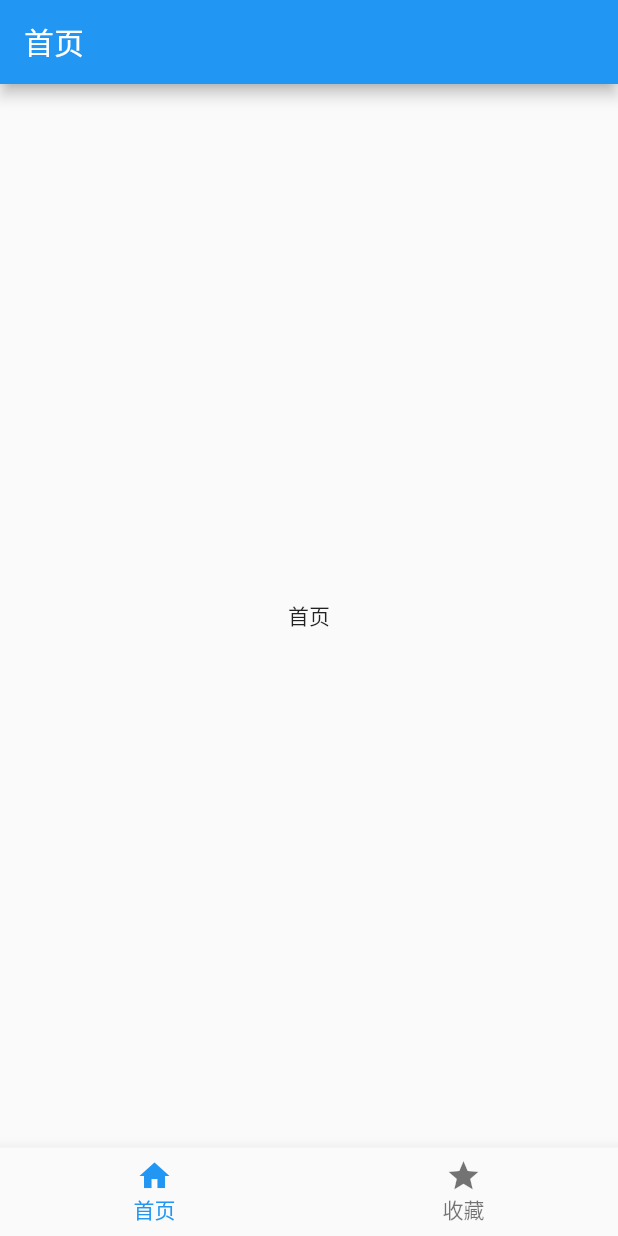
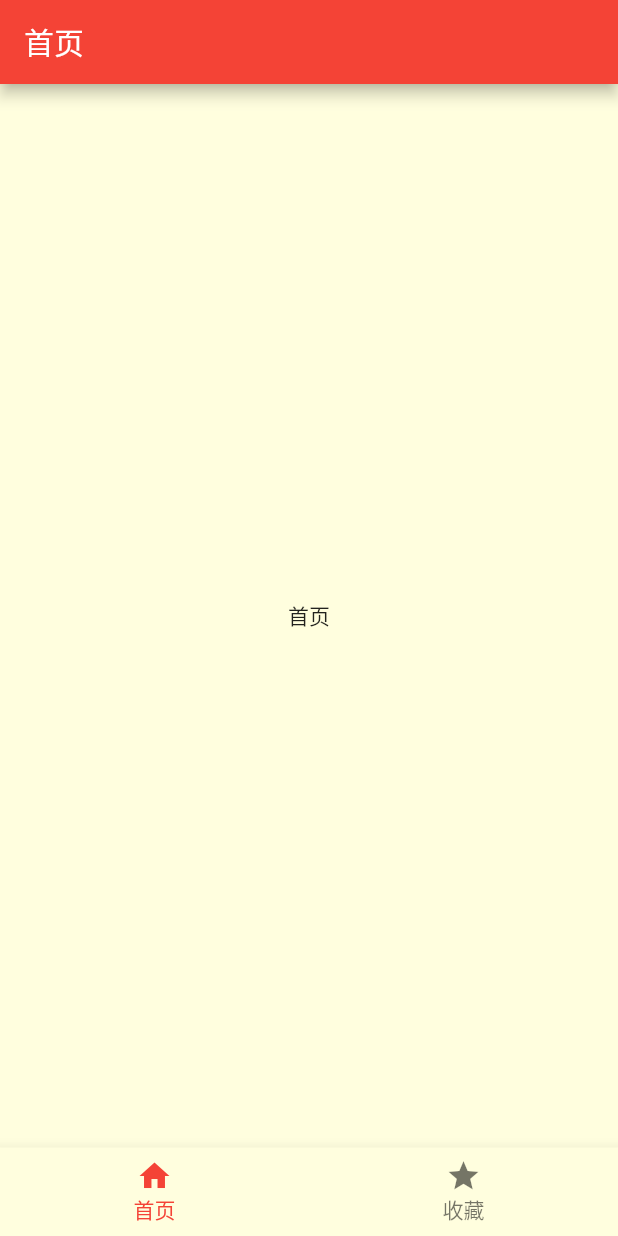
Before and after one commit to BlacksSky/favoriteCate-flutter, a Flutter app: the screen it shows after launch, on a phone screen of 412 x 824 dp. Run offline on Flutter 3.47's test engine with Material 2 defaults, Android fonts, the phone set to English and light mode, and no system bars.

Commit message:
设置主题色

```diff
--- a/lib/main.dart
+++ b/lib/main.dart
@@ -1,6 +1,7 @@
 import 'package:flutter/material.dart';
-import 'module/ui/main/main.dart';
-import 'module/core/router/router.dart';
+import 'module/main/main.dart';
+import 'core/router/router.dart';
+import 'shared/app_theme.dart';
 
 void main() {
   runApp(MyApp());
@@ -12,11 +13,8 @@ class MyApp extends StatelessWidget {
   Widget build(BuildContext context) {
     return MaterialApp(
       title: 'Flutter Demo',
-      theme: ThemeData(
-        primarySwatch: Colors.blue,
-        visualDensity: VisualDensity.adaptivePlatformDensity,
-      ),
-      // home: MyHomePage(title: 'Flutter Demo Home Page'),
+      theme: ZYAppTheme.defaultThemeData,
+      darkTheme: ZYAppTheme.darkTheme,
       initialRoute: ZYRouter.initialRoute,
       routes: ZYRouter.routes,
     );
--- /dev/null
+++ b/lib/shared/app_theme.dart
@@ -0,0 +1,35 @@
+import 'package:flutter/material.dart';
+
+class ZYAppTheme {
+  static final double bodyFontSize = 14;
+  static const double smallFontSize = 16;
+  static const double normalFontSize = 20;
+  static const double largeFontSize = 24;
+
+  static final Color normalTextColors = Colors.red;
+
+  static final ThemeData defaultThemeData = ThemeData(
+    primarySwatch: normalTextColors,
+    canvasColor: Color.fromRGBO(255, 254, 222, 1),
+    textTheme: TextTheme(
+      body1: TextStyle(fontSize: bodyFontSize),
+      display1: TextStyle(fontSize: smallFontSize),
+      display2: TextStyle(fontSize: normalFontSize),
+      display3: TextStyle(fontSize: largeFontSize),
+    ),
+  );
+
+
+  static final Color darkTextColors = Colors.grey;
+
+    static final ThemeData darkTheme = ThemeData(
+    primarySwatch: darkTextColors,
+    canvasColor: Color.fromRGBO(255, 254, 222, 1),
+    textTheme: TextTheme(
+      body1: TextStyle(fontSize: bodyFontSize),
+      display1: TextStyle(fontSize: smallFontSize),
+      display2: TextStyle(fontSize: normalFontSize),
+      display3: TextStyle(fontSize: largeFontSize),
+    ),
+  );
+}
```
Also changed, not shown: lib/core/router/router.dart (renamed from lib/module/core/router/router.dart, +4 -3 lines), lib/module/favor/favor.dart (renamed from lib/module/ui/favor/favor.dart), lib/module/home/home.dart (renamed from lib/module/ui/home/home.dart), lib/module/main/bottom_bar_item.dart (renamed from lib/module/ui/main/bottom_bar_item.dart), lib/module/main/initialize_items.dart (renamed from lib/module/ui/main/initialize_items.dart), lib/module/main/main.dart (renamed from lib/module/ui/main/main.dart).
